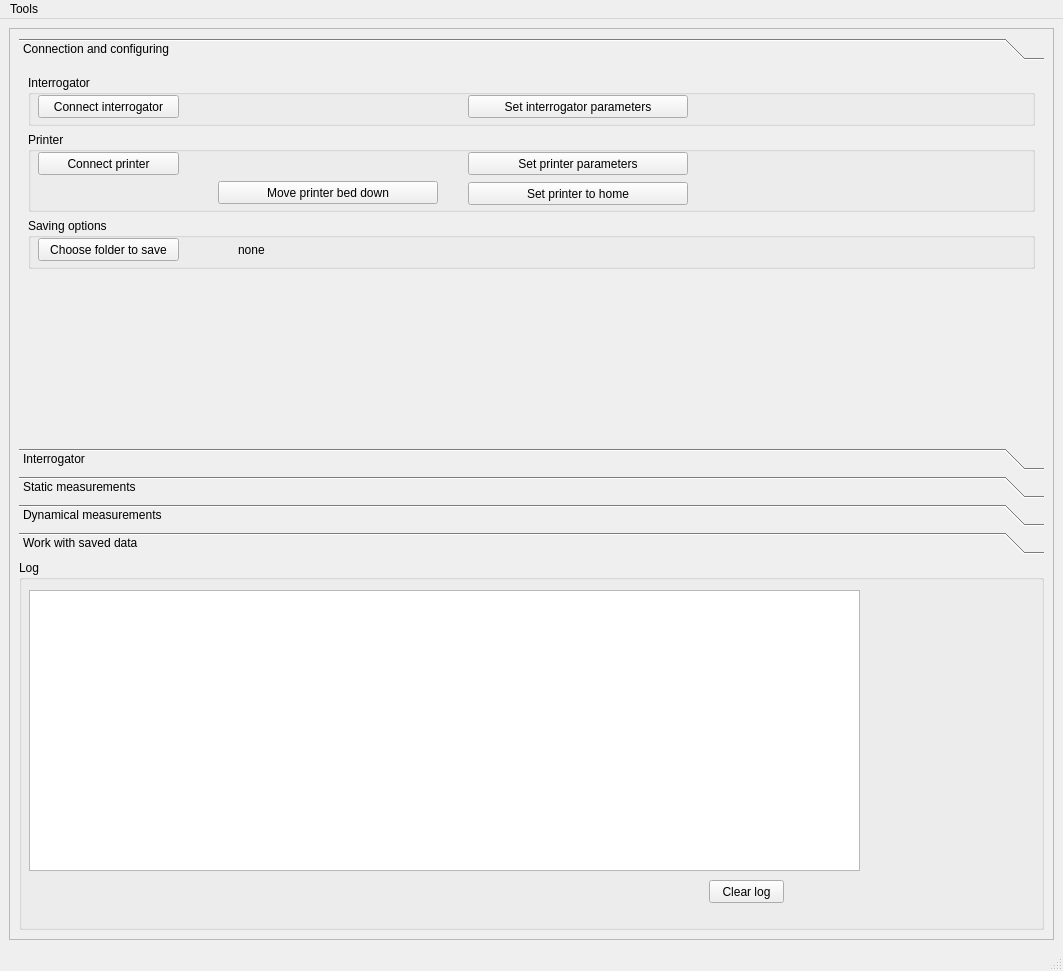
Before: the Qt Designer form UIs/mainwindow.ui in IlyaVatnik/WIMcontrol, drawn with Qt 5.
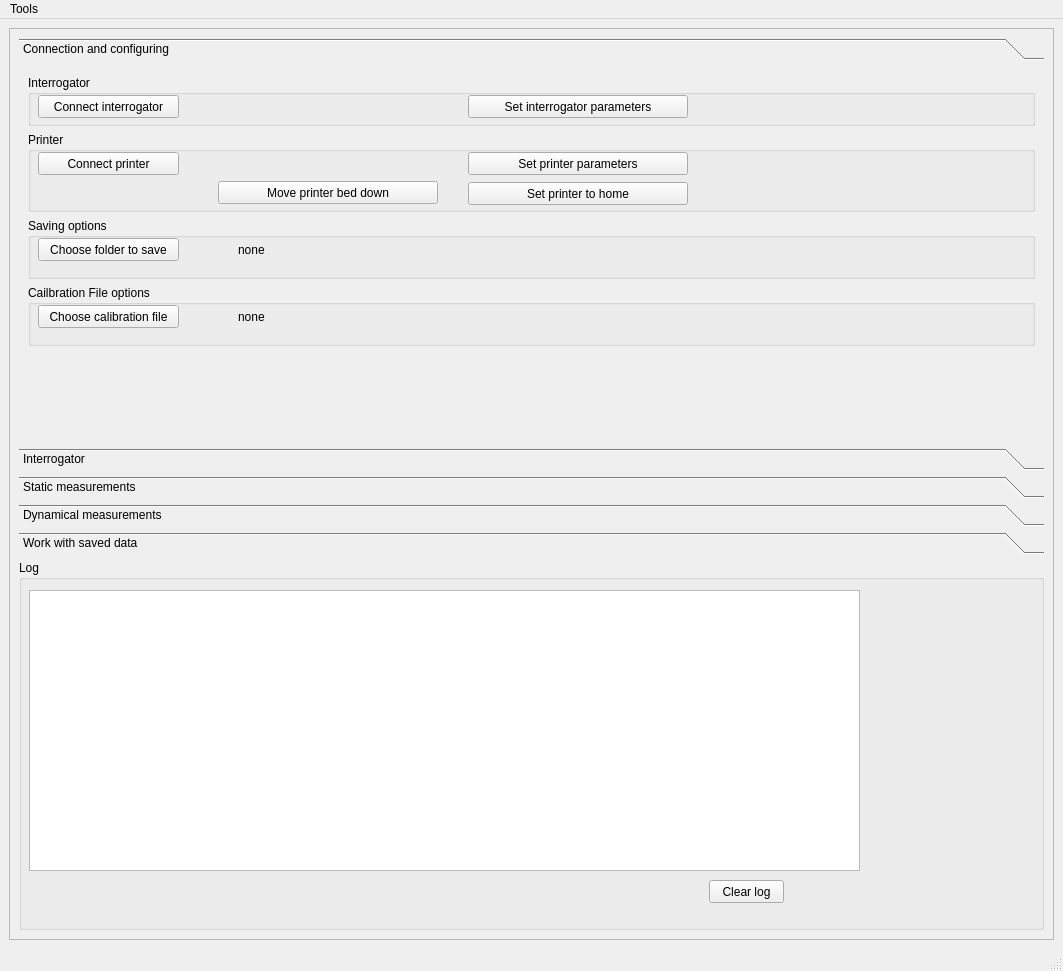
After: the same form once the commit is applied. The open tabs and pages were chosen to show the change.

Diff of the .ui file:
```diff
--- a/UIs/mainwindow.ui
+++ b/UIs/mainwindow.ui
@@ -160,7 +160,7 @@
               <property name="minimumSize">
                <size>
                 <width>0</width>
-                <height>51</height>
+                <height>61</height>
                </size>
               </property>
               <property name="title">
@@ -194,6 +194,45 @@
               </widget>
              </widget>
             </item>
+            <item row="3" column="0" colspan="2">
+             <widget class="QGroupBox" name="groupBox_10">
+              <property name="minimumSize">
+               <size>
+                <width>0</width>
+                <height>61</height>
+               </size>
+              </property>
+              <property name="title">
+               <string>Cailbration File options</string>
+              </property>
+              <widget class="QPushButton" name="pushButton_choose_calibration_file_to_load">
+               <property name="geometry">
+                <rect>
+                 <x>10</x>
+                 <y>20</y>
+                 <width>141</width>
+                 <height>23</height>
+                </rect>
+               </property>
+               <property name="text">
+                <string>Choose calibration file</string>
+               </property>
+              </widget>
+              <widget class="QLabel" name="label_calibration_file">
+               <property name="geometry">
+                <rect>
+                 <x>210</x>
+                 <y>20</y>
+                 <width>391</width>
+                 <height>23</height>
+                </rect>
+               </property>
+               <property name="text">
+                <string>none</string>
+               </property>
+              </widget>
+             </widget>
+            </item>
            </layout>
           </widget>
           <widget class="QWidget" name="page_4">
```
Left out of the diff: 15 changed lines with no effect on the pictures.
